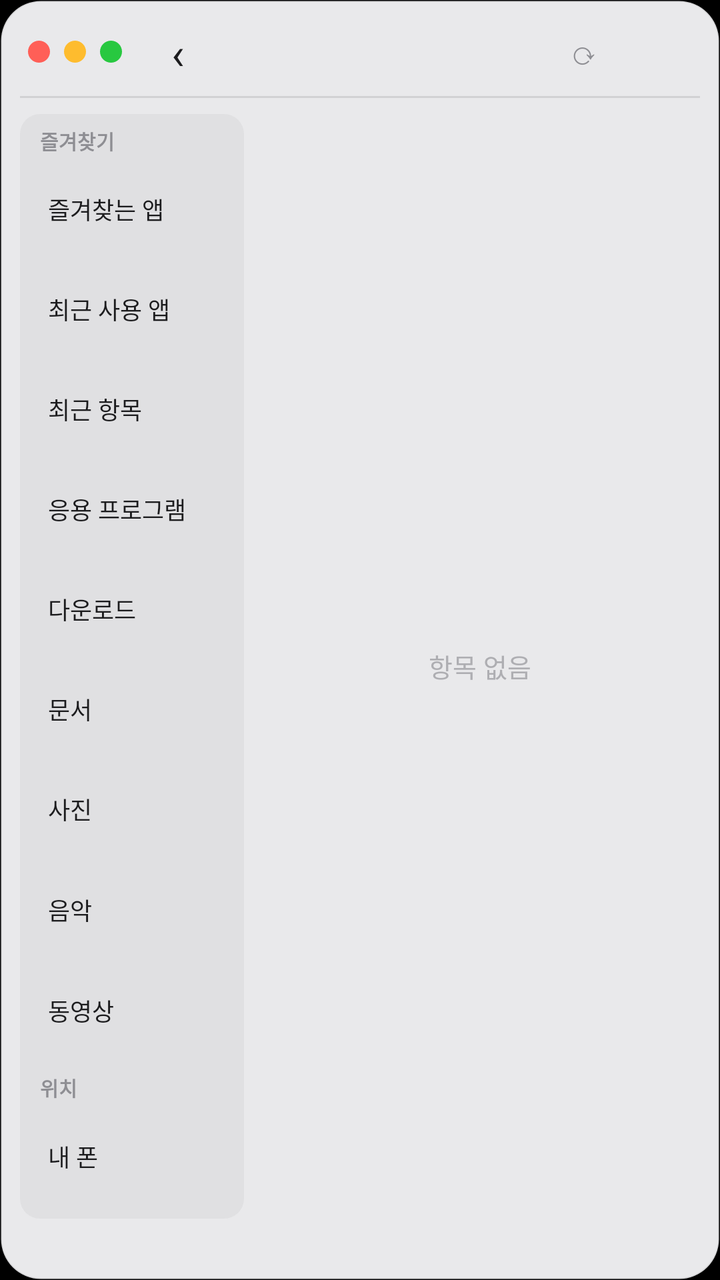
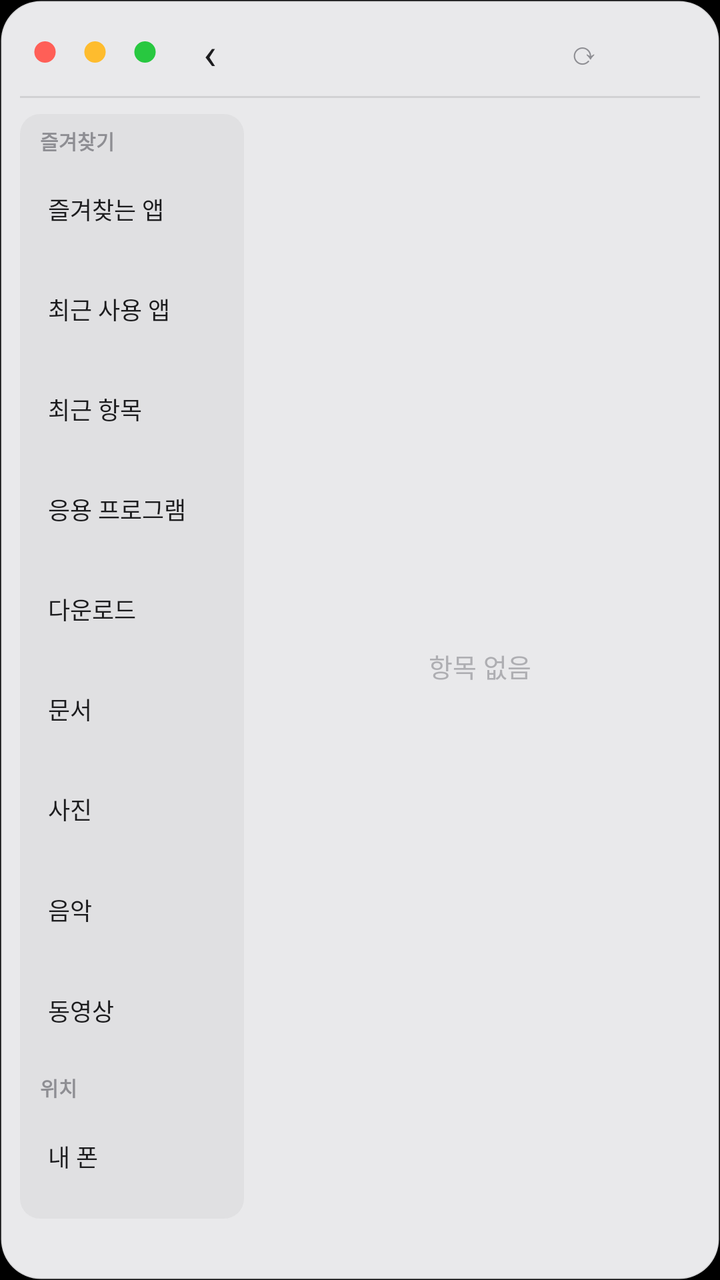

The first picture is an Android layout as it rendered before a commit; the second is the same layout after the commit. The layout source and the unified diff follow.
<!-- AndroidManifest.xml: application theme Theme.MacLauncher -->
<!-- res/layout/widget_finder_light.xml -->
<?xml version="1.0" encoding="utf-8"?>
<LinearLayout xmlns:android="http://schemas.android.com/apk/res/android"
    android:layout_width="match_parent"
    android:layout_height="match_parent"
    android:background="@drawable/widget_bg_light"
    android:orientation="vertical"
    android:padding="10dp">

    
    <LinearLayout
        android:layout_width="match_parent"
        android:layout_height="32dp"
        android:gravity="center_vertical"
        android:orientation="horizontal">

        <ImageView android:layout_width="11dp" android:layout_height="11dp" android:layout_marginStart="4dp" android:src="@drawable/dot_red" />
        <ImageView android:layout_width="11dp" android:layout_height="11dp" android:layout_marginStart="7dp" android:src="@drawable/dot_yellow" />
        <ImageView android:layout_width="11dp" android:layout_height="11dp" android:layout_marginStart="7dp" android:src="@drawable/dot_green" />

        <TextView
            android:id="@+id/finder_back"
            android:layout_width="36dp"
            android:layout_height="match_parent"
            android:layout_marginStart="10dp"
            android:gravity="center"
            android:text="‹"
            android:textColor="#1C1C1E"
            android:textSize="22sp" />

        <TextView
            android:id="@+id/finder_title"
            android:layout_width="0dp"
            android:layout_height="wrap_content"
            android:layout_weight="1"
            android:ellipsize="middle"
            android:gravity="center"
            android:singleLine="true"
            android:textColor="#1C1C1E"
            android:textSize="14sp"
            android:textStyle="bold" />

        
        <TextView
            android:id="@+id/finder_refresh"
            android:layout_width="36dp"
            android:layout_height="match_parent"
            android:layout_marginEnd="40dp"
            android:gravity="center"
            android:text="⟳"
            android:textColor="#8E8E93"
            android:textSize="16sp" />
    </LinearLayout>

    <ImageView
        android:layout_width="match_parent"
        android:layout_height="1dp"
        android:layout_marginTop="6dp"
        android:layout_marginBottom="8dp"
        android:src="@drawable/widget_divider_light" />

    <LinearLayout
        android:layout_width="match_parent"
        android:layout_height="0dp"
        android:layout_weight="1"
        android:orientation="horizontal">

        
        <LinearLayout
            android:id="@+id/finder_sidebar"
            android:layout_width="112dp"
            android:layout_height="match_parent"
            android:background="@drawable/finder_sidebar_bg_light"
            android:orientation="vertical"
            android:padding="6dp">

            <TextView style="@style/FinderSideHeader.Light" android:text="즐겨찾기" />
            <TextView
                android:id="@+id/side_favorites"
                style="@style/FinderSideItem.Light"
                android:text="즐겨찾는 앱" />
            <TextView
                android:id="@+id/side_recent_apps"
                style="@style/FinderSideItem.Light"
                android:text="최근 사용 앱" />
            <TextView
                android:id="@+id/side_recent"
                style="@style/FinderSideItem.Light"
                android:text="최근 항목" />
            <TextView
                android:id="@+id/side_apps"
                style="@style/FinderSideItem.Light"
                android:text="응용 프로그램" />
            <TextView
                android:id="@+id/side_download"
                style="@style/FinderSideItem.Light"
                android:text="다운로드" />
            <TextView
                android:id="@+id/side_documents"
                style="@style/FinderSideItem.Light"
                android:text="문서" />
            <TextView
                android:id="@+id/side_photos"
                style="@style/FinderSideItem.Light"
                android:text="사진" />
            <TextView
                android:id="@+id/side_music"
                style="@style/FinderSideItem.Light"
                android:text="음악" />
            <TextView
                android:id="@+id/side_movies"
                style="@style/FinderSideItem.Light"
                android:text="동영상" />

            <TextView style="@style/FinderSideHeader.Light" android:layout_marginTop="6dp" android:text="위치" />
            <TextView
                android:id="@+id/side_phone"
                style="@style/FinderSideItem.Light"
                android:text="내 폰" />
        </LinearLayout>

        <FrameLayout
            android:layout_width="0dp"
            android:layout_height="match_parent"
            android:layout_marginStart="8dp"
            android:layout_weight="1">

            <GridView
                android:id="@+id/finder_grid"
                android:layout_width="match_parent"
                android:layout_height="match_parent"
                android:columnWidth="76dp"
                android:numColumns="auto_fit"
                android:stretchMode="columnWidth"
                android:verticalSpacing="4dp" />

            <TextView
                android:id="@+id/finder_empty"
                android:layout_width="match_parent"
                android:layout_height="match_parent"
                android:gravity="center"
                android:text="항목 없음"
                android:textColor="#AEAEB2"
                android:textSize="13sp" />

            <TextView
                android:id="@+id/finder_permission"
                android:layout_width="match_parent"
                android:layout_height="match_parent"
                android:gravity="center"
                android:padding="12dp"
                android:text="파일을 보려면 '모든 파일 접근' 권한이 필요해요\n\n탭해서 허용하기"
                android:textColor="#1C1C1E"
                android:textSize="13sp"
                android:visibility="gone" />
        </FrameLayout>
    </LinearLayout>

    <TextView
        android:id="@+id/finder_footer"
        android:layout_width="match_parent"
        android:layout_height="wrap_content"
        android:layout_marginTop="6dp"
        android:gravity="center"
        android:textColor="#8E8E93"
        android:textSize="11sp" />
</LinearLayout>
<!-- resources referenced by this layout -->
<resources>
  <!-- drawable dot_green (drawable) -->
  <?xml version="1.0" encoding="utf-8"?>
  <shape xmlns:android="http://schemas.android.com/apk/res/android" android:shape="oval">
      <solid android:color="#28C840" />
      <size android:width="11dp" android:height="11dp" />
  </shape>
  <!-- drawable dot_red (drawable) -->
  <?xml version="1.0" encoding="utf-8"?>
  <shape xmlns:android="http://schemas.android.com/apk/res/android" android:shape="oval">
      <solid android:color="#FF5F57" />
      <size android:width="11dp" android:height="11dp" />
  </shape>
  <!-- drawable dot_yellow (drawable) -->
  <?xml version="1.0" encoding="utf-8"?>
  <shape xmlns:android="http://schemas.android.com/apk/res/android" android:shape="oval">
      <solid android:color="#FEBC2E" />
      <size android:width="11dp" android:height="11dp" />
  </shape>
  <!-- drawable finder_sidebar_bg_light (drawable) -->
  <?xml version="1.0" encoding="utf-8"?>
  <shape xmlns:android="http://schemas.android.com/apk/res/android" android:shape="rectangle">
      <solid android:color="#0A000000" />
      <corners android:radius="10dp" />
  </shape>
  <!-- drawable widget_bg_light (drawable) -->
  <?xml version="1.0" encoding="utf-8"?>
  <shape xmlns:android="http://schemas.android.com/apk/res/android" android:shape="rectangle">
      <solid android:color="#F2F6F6F8" />
      <stroke android:width="1dp" android:color="#1A000000" />
      <corners android:radius="20dp" />
  </shape>
  <!-- drawable widget_divider_light (drawable) -->
  <?xml version="1.0" encoding="utf-8"?>
  <shape xmlns:android="http://schemas.android.com/apk/res/android" android:shape="rectangle">
      <solid android:color="#1A000000" />
  </shape>
  <style name="FinderSideHeader.Light">
          <item name="android:layout_width">match_parent</item>
          <item name="android:layout_height">wrap_content</item>
          <item name="android:paddingStart">4dp</item>
          <item name="android:paddingBottom">2dp</item>
          <item name="android:textColor">#8E8E93</item>
          <item name="android:textSize">10sp</item>
          <item name="android:textStyle">bold</item>
      </style>
  <style name="Theme.MacLauncher" parent="android:Theme.Material.NoActionBar">
          <item name="android:windowBackground">@android:color/black</item>
          <item name="android:statusBarColor">@android:color/transparent</item>
          <item name="android:navigationBarColor">@android:color/transparent</item>
      </style>
  <!-- unchanged entries left out for length: 1 -->
</resources>

<!-- the commit's change to res/layout/widget_finder_light.xml (unified diff, before → after) -->
@@ -1,27 +1,31 @@
 <?xml version="1.0" encoding="utf-8"?>
 <LinearLayout xmlns:android="http://schemas.android.com/apk/res/android"
+    android:id="@+id/finder_root"
     android:layout_width="match_parent"
     android:layout_height="match_parent"
     android:background="@drawable/widget_bg_light"
+    android:gravity="center"
     android:orientation="vertical"
     android:padding="10dp">
 
     
     <LinearLayout
+        android:id="@+id/finder_titlebar"
         android:layout_width="match_parent"
         android:layout_height="32dp"
         android:gravity="center_vertical"
         android:orientation="horizontal">
 
-        <ImageView android:layout_width="11dp" android:layout_height="11dp" android:layout_marginStart="4dp" android:src="@drawable/dot_red" />
-        <ImageView android:layout_width="11dp" android:layout_height="11dp" android:layout_marginStart="7dp" android:src="@drawable/dot_yellow" />
-        <ImageView android:layout_width="11dp" android:layout_height="11dp" android:layout_marginStart="7dp" android:src="@drawable/dot_green" />
+        
+        <ImageView android:id="@+id/finder_close" android:layout_width="25dp" android:layout_height="32dp" android:paddingHorizontal="7dp" android:paddingVertical="10.5dp" android:src="@drawable/dot_red" />
+        <ImageView android:id="@+id/finder_minimize" android:layout_width="25dp" android:layout_height="32dp" android:paddingHorizontal="7dp" android:paddingVertical="10.5dp" android:src="@drawable/dot_yellow" />
+        <ImageView android:id="@+id/finder_zoom" android:layout_width="25dp" android:layout_height="32dp" android:paddingHorizontal="7dp" android:paddingVertical="10.5dp" android:src="@drawable/dot_green" />
 
         <TextView
             android:id="@+id/finder_back"
             android:layout_width="36dp"
             android:layout_height="match_parent"
-            android:layout_marginStart="10dp"
+            android:layout_marginStart="2dp"
             android:gravity="center"
             android:text="‹"
             android:textColor="#1C1C1E"
@@ -52,6 +56,7 @@
     </LinearLayout>
 
     <ImageView
+        android:id="@+id/finder_divider"
         android:layout_width="match_parent"
         android:layout_height="1dp"
         android:layout_marginTop="6dp"
@@ -59,6 +64,7 @@
         android:src="@drawable/widget_divider_light" />
 
     <LinearLayout
+        android:id="@+id/finder_body"
         android:layout_width="match_parent"
         android:layout_height="0dp"
         android:layout_weight="1"
@@ -163,4 +169,13 @@
         android:gravity="center"
         android:textColor="#8E8E93"
         android:textSize="11sp" />
+
+    
+    <ImageView
+        android:id="@+id/finder_mini"
+        android:layout_width="72dp"
+        android:layout_height="72dp"
+        android:contentDescription="Finder 펼치기"
+        android:src="@drawable/ic_finder_face"
+        android:visibility="gone" />
 </LinearLayout>
<!-- resource entries referenced after the edit -->
@@ -24,6 +24,24 @@
       <solid android:color="#0A000000" />
       <corners android:radius="10dp" />
   </shape>
+  <!-- drawable ic_finder_face (drawable) -->
+  <?xml version="1.0" encoding="utf-8"?>
+  <vector xmlns:android="http://schemas.android.com/apk/res/android"
+      android:width="64dp" android:height="64dp" android:viewportWidth="64" android:viewportHeight="64">
+      <clip-path android:pathData="M32,2 C52,2 62,12 62,32 C62,52 52,62 32,62 C12,62 2,52 2,32 C2,12 12,2 32,2 Z" />
+      
+      <path android:fillColor="#EEF2F7" android:pathData="M0,0 L64,0 L64,64 L0,64 Z" />
+      
+      <path android:fillColor="#2F8CF0"
+          android:pathData="M0,0 L36,0 C34,10 32,18 31,26 C30,31 27,34 26,37 C29,38 31,39 31,41 C31,46 33,54 35,64 L0,64 Z" />
+      
+      <path android:fillColor="#1C1C1E" android:pathData="M18,18 m-2,0 a2,2 0 0,1 4,0 l0,7 a2,2 0 0,1 -4,0 Z" />
+      
+      <path android:fillColor="#1C1C1E" android:pathData="M44,18 m-2,0 a2,2 0 0,1 4,0 l0,7 a2,2 0 0,1 -4,0 Z" />
+      
+      <path android:fillColor="#00000000" android:strokeColor="#1C1C1E" android:strokeWidth="2.6" android:strokeLineCap="round"
+          android:pathData="M14,44 C22,51 42,51 50,44" />
+  </vector>
   <!-- drawable widget_bg_light (drawable) -->
   <?xml version="1.0" encoding="utf-8"?>
   <shape xmlns:android="http://schemas.android.com/apk/res/android" android:shape="rectangle">
